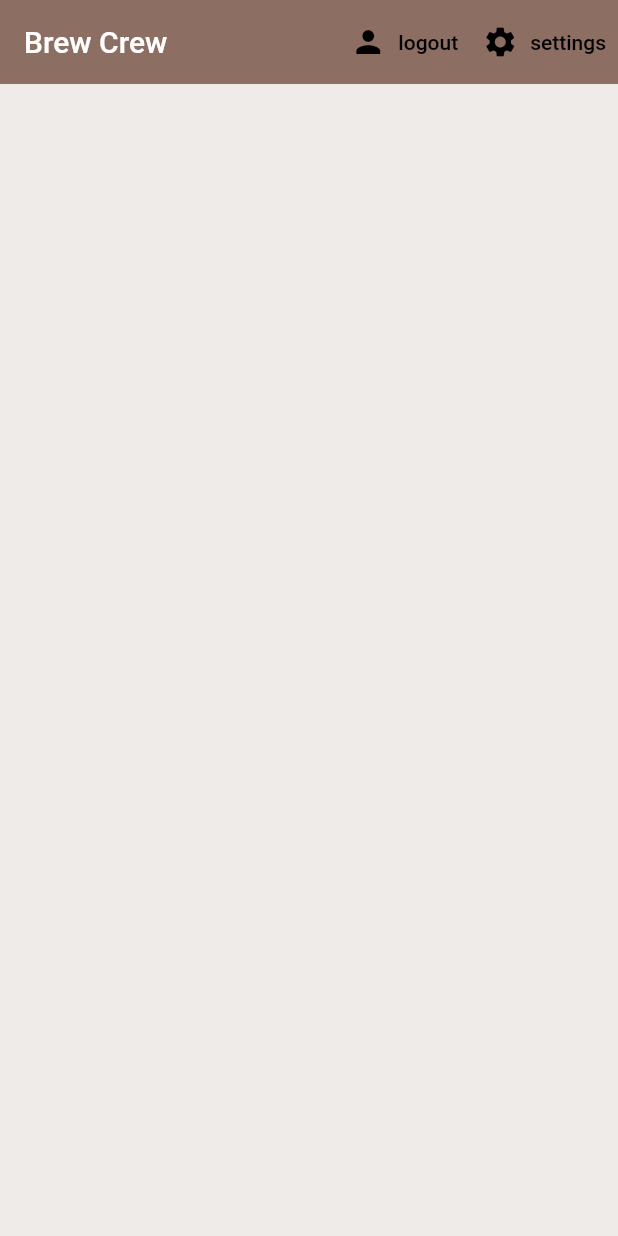
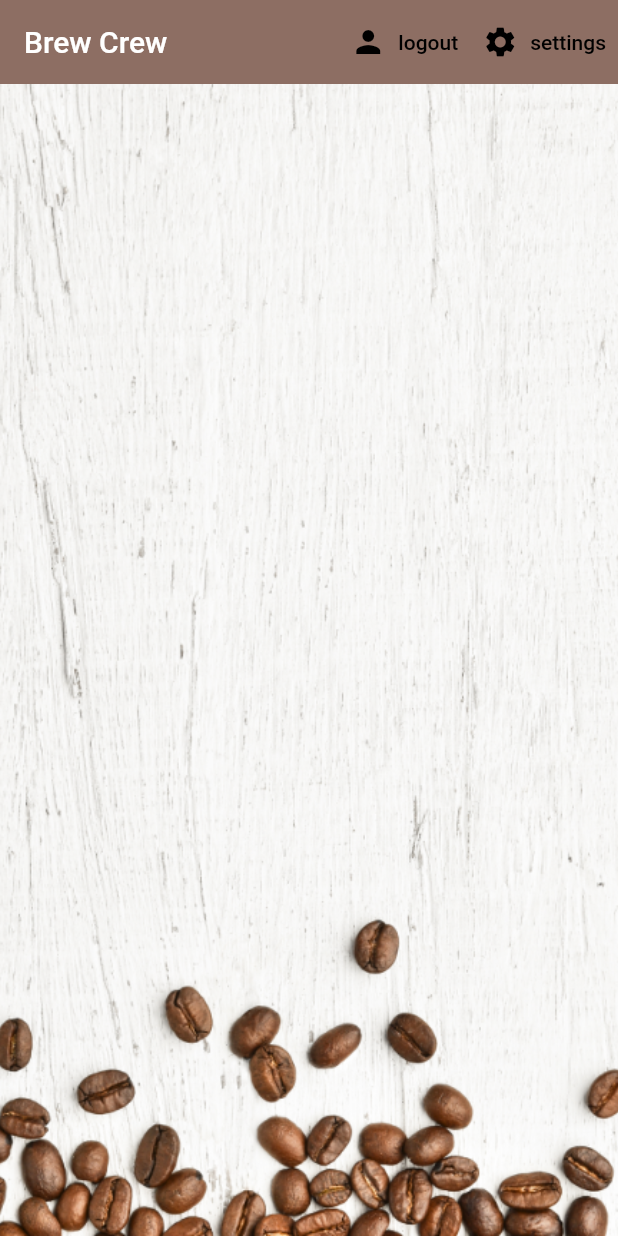
Before and after one commit to AndreaBonatti/brew_crew, a Flutter app: the screen it shows once a user with an empty profile is signed in, on a phone screen of 412 x 824 dp. Run offline on Flutter 3.47's test engine with Material 2 defaults, Android fonts, the phone set to English and light mode, and no system bars; our stand-ins replace cloud_firestore, firebase_auth, firebase_core, flutter_spinkit; accounts and stored records are empty.

```diff
--- a/lib/screens/home/brew_tile.dart
+++ b/lib/screens/home/brew_tile.dart
@@ -16,6 +16,7 @@ class BrewTile extends StatelessWidget {
           leading: CircleAvatar(
             radius: 25.0,
             backgroundColor: Colors.brown[brew.strength],
+            backgroundImage: const AssetImage('assets/coffee_icon.png'),
           ),
           title: Text(brew.name),
           subtitle: Text('Takes ${brew.sugars} sugar(s)'),
--- a/lib/screens/home/home.dart
+++ b/lib/screens/home/home.dart
@@ -16,7 +16,8 @@ class Home extends StatelessWidget {
           context: context,
           builder: (context) {
             return Container(
-              padding: const EdgeInsets.symmetric(vertical: 20.0, horizontal: 60.0),
+              padding:
+                  const EdgeInsets.symmetric(vertical: 20.0, horizontal: 60.0),
               child: SettingsForm(),
             );
           });
@@ -59,7 +60,12 @@ class Home extends StatelessWidget {
             ),
           ],
         ),
-        body: BrewList(),
+        body: Container(
+            decoration: const BoxDecoration(
+                image:
+                    DecorationImage(image: AssetImage('assets/coffee_bg.png'), fit: BoxFit.cover)
+            ),
+            child: BrewList()),
       ),
     );
   }
--- a/pubspec.yaml
+++ b/pubspec.yaml
@@ -63,9 +63,8 @@ flutter:
   uses-material-design: true
 
   # To add assets to your application, add an assets section, like this:
-  # assets:
-  #   - images/a_dot_burr.jpeg
-  #   - images/a_dot_ham.jpeg
+  assets:
+    - assets/
 
   # An image asset can refer to one or more resolution-specific "variants", see
   # https://flutter.dev/assets-and-images/#resolution-aware.
```
Also changed, not shown: assets/coffee_bg.png (added), assets/coffee_icon.png (added).
